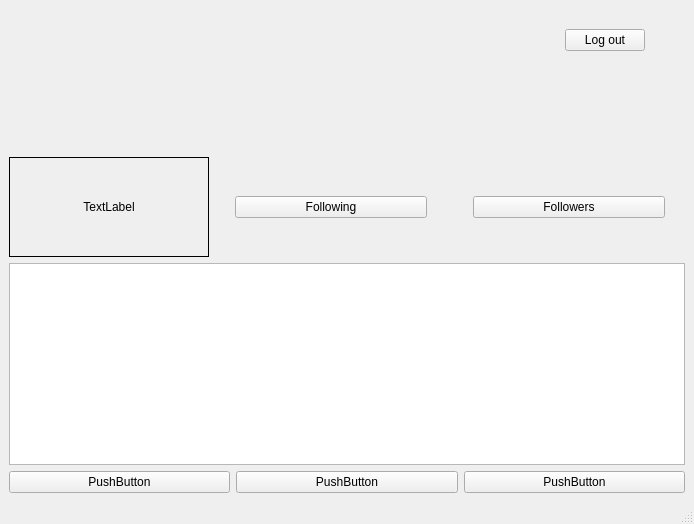
This is Paxel/homescreen.ui in ClownKingWalrus/PAXEL as Qt 5 draws it before an edit. The edited form follows.
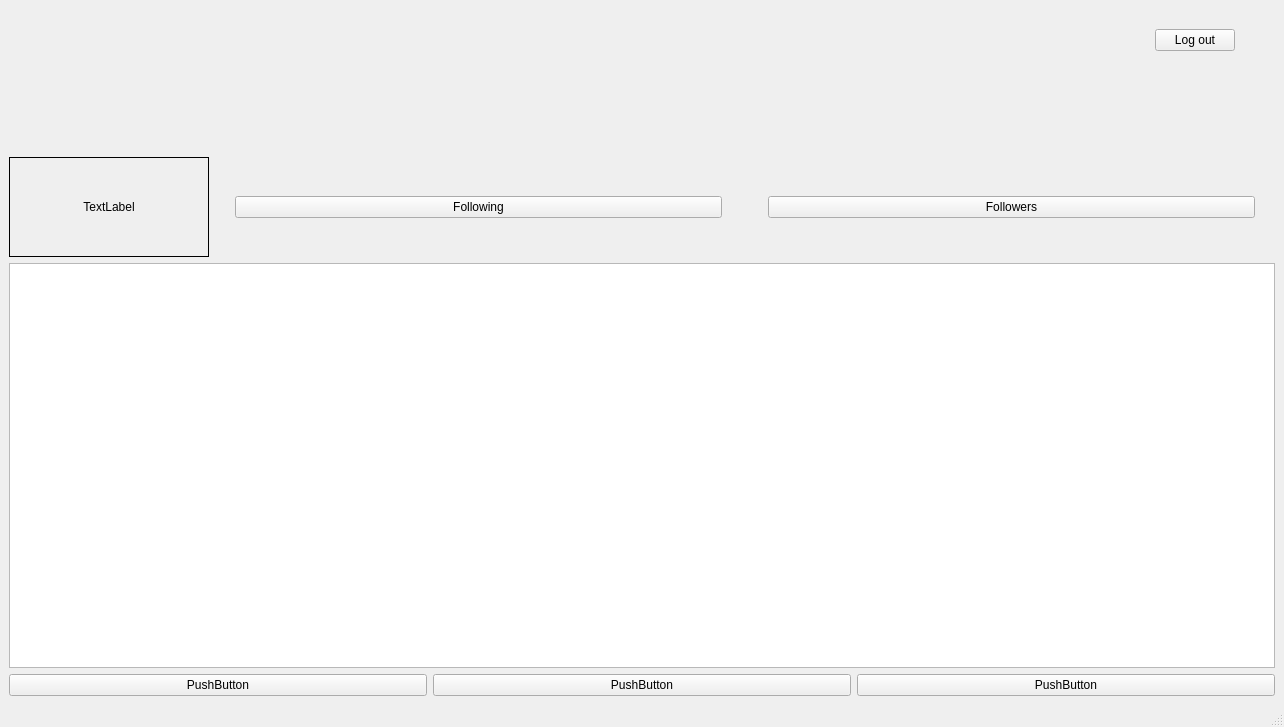
This is the edited form.

```diff
--- a/Paxel/homescreen.ui
+++ b/Paxel/homescreen.ui
@@ -6,8 +6,8 @@
    <rect>
     <x>0</x>
     <y>0</y>
-    <width>694</width>
-    <height>524</height>
+    <width>1284</width>
+    <height>727</height>
    </rect>
   </property>
   <property name="windowTitle">
```
Left out of the diff: 4 changed lines with no effect on the pictures.
